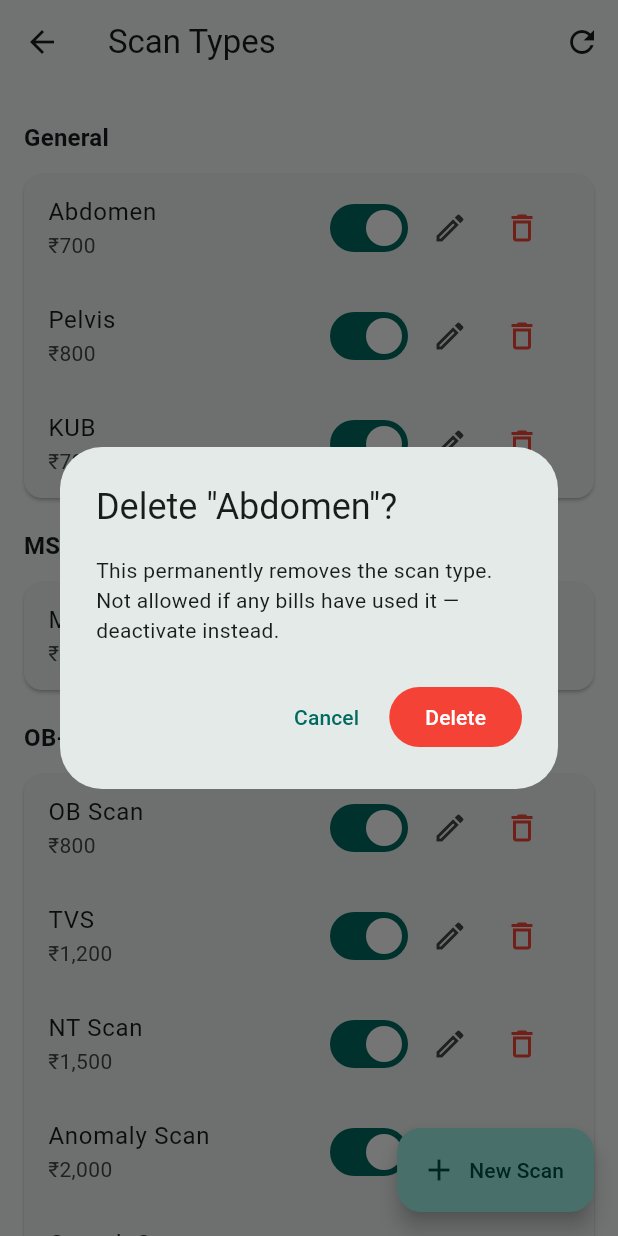
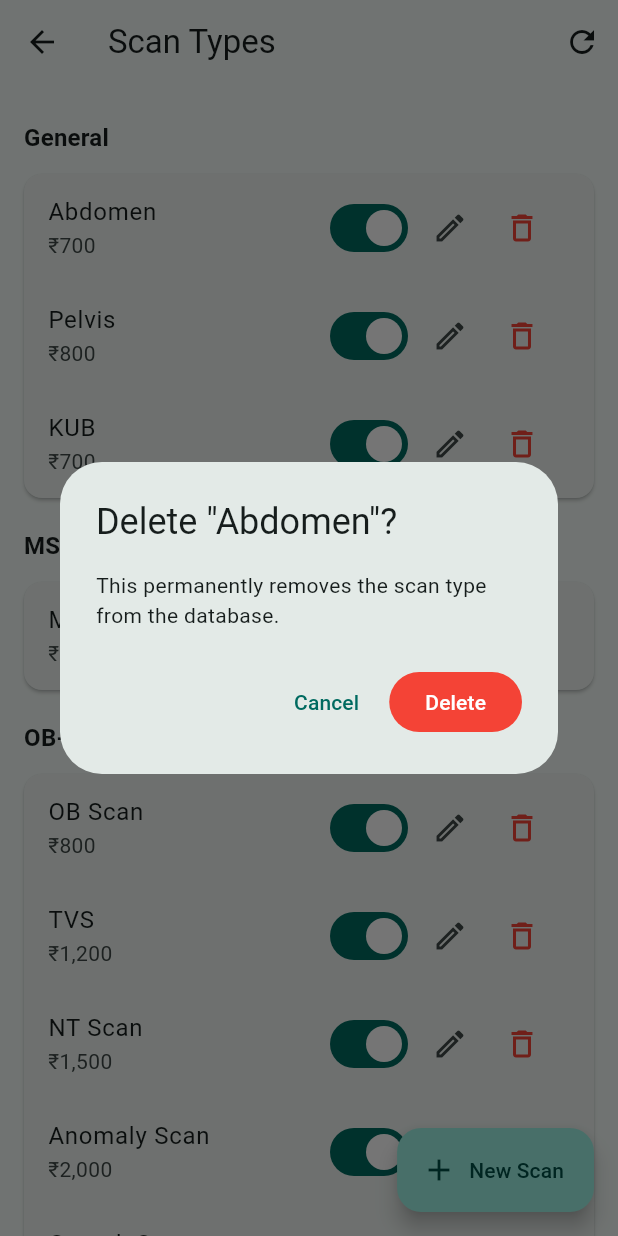
Before and after one commit to bharathreddyh/iha_care, a Flutter app: the ScanTypesScreen screen opened directly, after a tap on the "delete outline" icon, on a phone screen of 412 x 824 dp. Run offline on Flutter 3.47's test engine with Material 3 defaults, Android fonts, the phone set to English and light mode, and no system bars; our stand-ins replace connectivity_plus, pdf, printing, shared_preferences, sqflite, sqflite_common_ffi and 1 more; accounts and stored records are empty.

Commit message:
Allow force-delete of scan types regardless of existing bills
deleteScanType now runs in a transaction: nulls scan_type_id on all
referencing bills, deletes doctor incentive rates for that scan, then
removes the scan type row. The confirm dialog first checks how many
bills are affected and warns if non-zero. Bills that lose their scan
type show 'Unknown' in history but are otherwise unaffected.

https://claude.ai/code/session_01WkzWm43wiQYk5wwpJMZ4q4

```diff
--- a/lib/screens/billing/scan_types_screen.dart
+++ b/lib/screens/billing/scan_types_screen.dart
@@ -57,13 +57,20 @@ class _ScanTypesScreenState extends State<ScanTypesScreen> {
   }
 
   Future<void> _delete(ScanType scan) async {
+    final service = context.read<BillingService>();
+    final refs = await service.rawBillCountForScanType(scan.id);
+    if (!mounted) return;
+
     final confirmed = await showDialog<bool>(
       context: context,
       builder: (ctx) => AlertDialog(
         title: Text('Delete "${scan.name}"?'),
-        content: const Text(
-          'This permanently removes the scan type. '
-          'Not allowed if any bills have used it — deactivate instead.',
+        content: Text(
+          refs == 0
+              ? 'This permanently removes the scan type from the database.'
+              : 'This scan type appears in $refs bill${refs == 1 ? '' : 's'}. '
+                'It will be permanently deleted and those bills will show '
+                '"Unknown" for scan type.',
         ),
         actions: [
           TextButton(
@@ -79,16 +86,13 @@ class _ScanTypesScreenState extends State<ScanTypesScreen> {
       ),
     );
     if (confirmed != true || !mounted) return;
-    final ok = await context.read<BillingService>().deleteScanTypeIfUnused(scan.id);
+    await service.deleteScanType(scan.id);
     if (mounted) {
-      ScaffoldMessenger.of(context).showSnackBar(SnackBar(
-        content: Text(ok
-            ? '"${scan.name}" deleted.'
-            : 'Cannot delete — bills exist for this scan type. Deactivate it instead.'),
-        backgroundColor: ok ? null : Colors.orange,
-      ));
+      ScaffoldMessenger.of(context).showSnackBar(
+        SnackBar(content: Text('"${scan.name}" deleted.')),
+      );
     }
-    if (ok) _load();
+    _load();
   }
 
   Map<String, List<ScanType>> get _grouped {
--- a/lib/services/billing_service.dart
+++ b/lib/services/billing_service.dart
@@ -38,16 +38,34 @@ class BillingService {
     await _db.update('scan_types', scan.toMap(), 'id = ?', [scan.id]);
   }
 
-  /// Deletes a scan type only if no bills reference it.
-  /// Returns true if deleted, false if bills exist.
-  Future<bool> deleteScanTypeIfUnused(String id) async {
+  Future<int> rawBillCountForScanType(String scanTypeId) async {
+    final rows = await _db.rawQuery(
+      'SELECT COUNT(*) as cnt FROM bills WHERE scan_type_id = ?',
+      [scanTypeId],
+    );
+    return rows.first['cnt'] as int? ?? 0;
+  }
+
+  /// Deletes a scan type and nulls out scan_type_id on any bills that used it.
+  /// Returns the count of bills that were affected.
+  Future<int> deleteScanType(String id) async {
     final refs = await _db.rawQuery(
       'SELECT COUNT(*) as cnt FROM bills WHERE scan_type_id = ?',
       [id],
     );
-    if ((refs.first['cnt'] as int? ?? 0) > 0) return false;
-    await _db.delete('scan_types', where: 'id = ?', whereArgs: [id]);
-    return true;
+    final affectedBills = refs.first['cnt'] as int? ?? 0;
+    await _db.transaction((txn) async {
+      if (affectedBills > 0) {
+        await txn.rawUpdate(
+          'UPDATE bills SET scan_type_id = NULL, synced = 0 WHERE scan_type_id = ?',
+          [id],
+        );
+      }
+      await txn.delete('scan_types', where: 'id = ?', whereArgs: [id]);
+      await txn.delete('doctor_scan_incentives',
+          where: 'scan_type_id = ?', whereArgs: [id]);
+    });
+    return affectedBills;
   }
 
   // ── Patient ID ────────────────────────────────────────────────────────────
```
